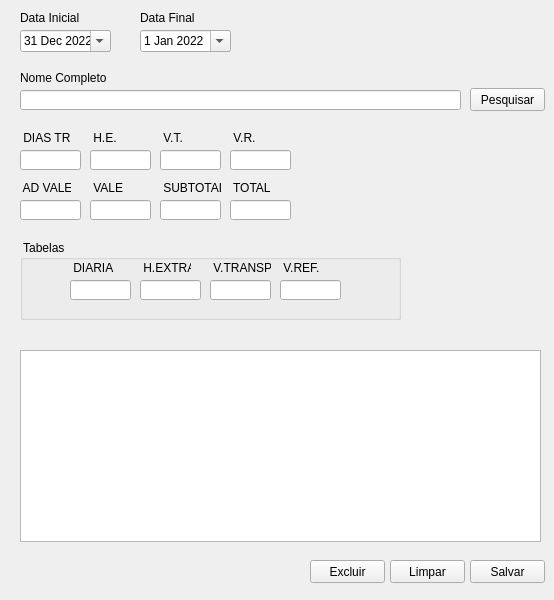
Above: frms/frm_registros.ui from luissantananet/cadastro_colaborador before the change. Below: the same form after it.
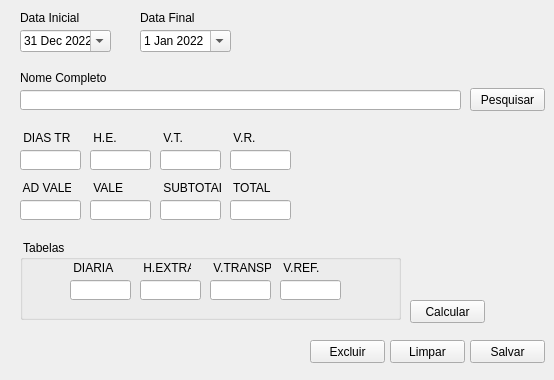
That is the form after the change.

Patch:
```diff
--- a/frms/frm_registros.ui
+++ b/frms/frm_registros.ui
@@ -7,19 +7,19 @@
     <x>0</x>
     <y>0</y>
     <width>554</width>
-    <height>600</height>
+    <height>380</height>
    </rect>
   </property>
   <property name="minimumSize">
    <size>
     <width>554</width>
-    <height>600</height>
+    <height>380</height>
    </size>
   </property>
   <property name="maximumSize">
    <size>
     <width>554</width>
-    <height>600</height>
+    <height>380</height>
    </size>
   </property>
   <property name="windowTitle">
@@ -438,21 +438,11 @@
      </property>
     </widget>
    </widget>
-   <widget class="QTableWidget" name="tableWidget">
-    <property name="geometry">
-     <rect>
-      <x>20</x>
-      <y>350</y>
-      <width>521</width>
-      <height>192</height>
-     </rect>
-    </property>
-   </widget>
    <widget class="QPushButton" name="btn_limpar">
     <property name="geometry">
      <rect>
       <x>390</x>
-      <y>560</y>
+      <y>340</y>
       <width>75</width>
       <height>23</height>
      </rect>
@@ -465,7 +455,7 @@
     <property name="geometry">
      <rect>
       <x>470</x>
-      <y>560</y>
+      <y>340</y>
       <width>75</width>
       <height>23</height>
      </rect>
@@ -478,7 +468,7 @@
     <property name="geometry">
      <rect>
       <x>310</x>
-      <y>560</y>
+      <y>340</y>
       <width>75</width>
       <height>23</height>
      </rect>
@@ -500,6 +490,19 @@
      <string>Nome Completo</string>
     </property>
    </widget>
+   <widget class="QPushButton" name="btn_calcular">
+    <property name="geometry">
+     <rect>
+      <x>410</x>
+      <y>300</y>
+      <width>75</width>
+      <height>23</height>
+     </rect>
+    </property>
+    <property name="text">
+     <string>Calcular</string>
+    </property>
+   </widget>
    <zorder>edt_nome</zorder>
    <zorder>btn_pesquisar</zorder>
    <zorder>edt_dias</zorder>
```
Left out of the diff: 4 changed lines with no effect on the pictures.
